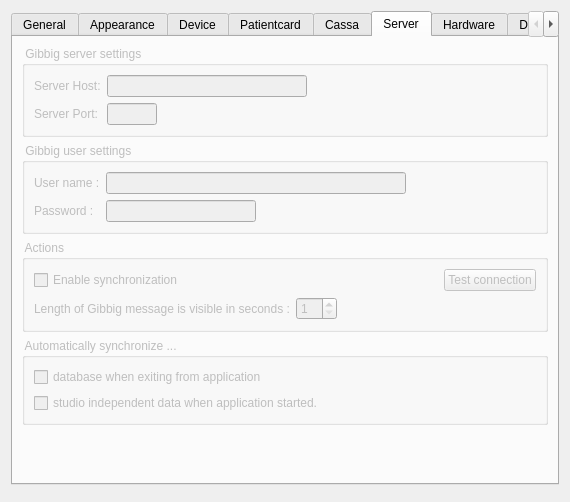
tbikfalvi/Belenus, file client/dlgpreferences.ui: the form before one commit.
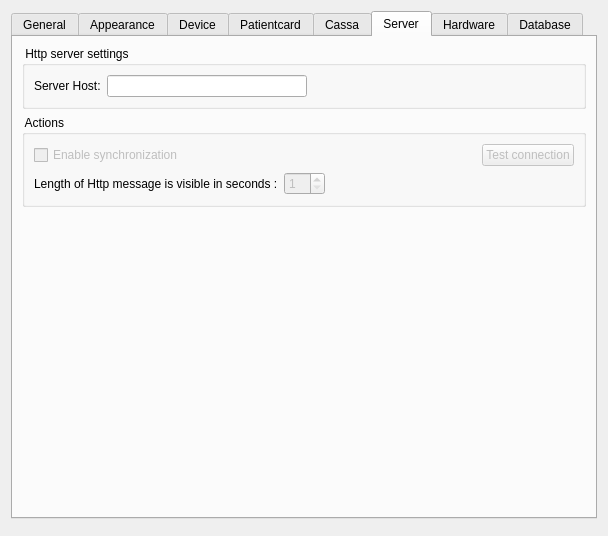
The form after the commit. The open tabs and pages were chosen to show the change.

What changed in the file:
```diff
--- a/client/dlgpreferences.ui
+++ b/client/dlgpreferences.ui
@@ -9,8 +9,8 @@
    <rect>
     <x>0</x>
     <y>0</y>
-    <width>546</width>
-    <height>486</height>
+    <width>608</width>
+    <height>536</height>
    </rect>
   </property>
   <property name="windowTitle">
@@ -23,7 +23,7 @@
    <item>
     <widget class="QTabWidget" name="tbwPreferences">
      <property name="currentIndex">
-      <number>6</number>
+      <number>5</number>
      </property>
      <widget class="QWidget" name="tab_General">
       <attribute name="title">
@@ -1690,12 +1690,15 @@
        <item>
         <widget class="QGroupBox" name="gbServerSettings">
          <property name="enabled">
-          <bool>false</bool>
+          <bool>true</bool>
          </property>
          <property name="title">
-          <string> Gibbig server settings </string>
+          <string> Http server settings </string>
          </property>
          <layout class="QFormLayout" name="formLayout_6">
+          <property name="fieldGrowthPolicy">
+           <enum>QFormLayout::AllNonFixedFieldsGrow</enum>
+          </property>
           <item row="0" column="0">
            <widget class="QLabel" name="lblServerHost">
             <property name="text">
@@ -1706,7 +1709,7 @@
           <item row="0" column="1">
            <widget class="QLineEdit" name="ledServerHost">
             <property name="enabled">
-             <bool>false</bool>
+             <bool>true</bool>
             </property>
             <property name="maximumSize">
              <size>
@@ -1716,79 +1719,13 @@
             </property>
            </widget>
           </item>
-          <item row="1" column="0">
-           <widget class="QLabel" name="lblServerPort">
-            <property name="text">
-             <string>Server Port:</string>
-            </property>
-           </widget>
-          </item>
-          <item row="1" column="1">
-           <widget class="QLineEdit" name="ledServerPort">
-            <property name="enabled">
-             <bool>false</bool>
-            </property>
-            <property name="maximumSize">
-             <size>
-              <width>50</width>
-              <height>16777215</height>
-             </size>
-            </property>
-           </widget>
-          </item>
-         </layout>
-        </widget>
-       </item>
-       <item>
-        <widget class="QGroupBox" name="gbUserSettings">
-         <property name="enabled">
-          <bool>false</bool>
-         </property>
-         <property name="title">
-          <string> Gibbig user settings </string>
-         </property>
-         <layout class="QFormLayout" name="formLayout_5">
-          <item row="0" column="0">
-           <widget class="QLabel" name="lblGibbigName">
-            <property name="text">
-             <string>User name :</string>
-            </property>
-           </widget>
-          </item>
-          <item row="0" column="1">
-           <widget class="QLineEdit" name="ledGibbigName">
-            <property name="maximumSize">
-             <size>
-              <width>300</width>
-              <height>16777215</height>
-             </size>
-            </property>
-           </widget>
-          </item>
-          <item row="1" column="0">
-           <widget class="QLabel" name="lblGibbigPassword">
-            <property name="text">
-             <string>Password :</string>
-            </property>
-           </widget>
-          </item>
-          <item row="1" column="1">
-           <widget class="QLineEdit" name="ledGibbigPassword">
-            <property name="maximumSize">
-             <size>
-              <width>150</width>
-              <height>16777215</height>
-             </size>
-            </property>
-           </widget>
-          </item>
          </layout>
         </widget>
        </item>
        <item>
         <widget class="QGroupBox" name="gbGibbigEnable">
          <property name="enabled">
-          <bool>false</bool>
+          <bool>true</bool>
          </property>
          <property name="title">
           <string> Actions </string>
@@ -1797,7 +1734,7 @@
           <item>
            <layout class="QHBoxLayout" name="horizontalLayout_30">
             <item>
-             <widget class="QCheckBox" name="chkEnableGibbig">
+             <widget class="QCheckBox" name="chkEnableHttp">
               <property name="enabled">
                <bool>false</bool>
               </property>
@@ -1820,7 +1757,7 @@
              </spacer>
             </item>
             <item>
-             <widget class="QPushButton" name="pbTestGibbig">
+             <widget class="QPushButton" name="pbTestHttpConnection">
               <property name="enabled">
                <bool>false</bool>
               </property>
@@ -1842,12 +1779,12 @@
             <item>
              <widget class="QLabel" name="lblGibbigWaitTime">
               <property name="text">
-               <string>Length of Gibbig message is visible in seconds :</string>
+               <string>Length of Http message is visible in seconds :</string>
               </property>
              </widget>
             </item>
             <item>
-             <widget class="QSpinBox" name="sbGibbigWaitTime">
+             <widget class="QSpinBox" name="sbHttpWaitTime">
               <property name="enabled">
                <bool>false</bool>
               </property>
@@ -1877,38 +1814,6 @@
          </layout>
         </widget>
        </item>
-       <item>
-        <widget class="QGroupBox" name="gbDBSynchron">
-         <property name="enabled">
-          <bool>false</bool>
-         </property>
-         <property name="title">
-          <string> Automatically synchronize ...</string>
-         </property>
-         <layout class="QVBoxLayout" name="verticalLayout_4">
-          <item>
-           <widget class="QCheckBox" name="chkDBAutoSynchron">
-            <property name="enabled">
-             <bool>false</bool>
-            </property>
-            <property name="text">
-             <string>database when exiting from application</string>
-            </property>
-           </widget>
-          </item>
-          <item>
-           <widget class="QCheckBox" name="chkDBGlobalAutoSynchron">
-            <property name="enabled">
-             <bool>false</bool>
-            </property>
-            <property name="text">
-             <string>studio independent data when application started.</string>
-            </property>
-           </widget>
-          </item>
-         </layout>
-        </widget>
-       </item>
        <item>
         <spacer name="verticalSpacer_2">
          <property name="orientation">
```
